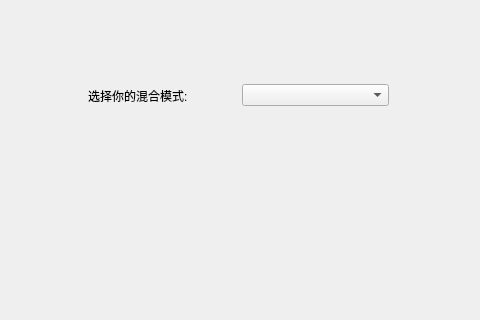
The window that ImageWithUI/BlendWindow.ui (Obj4ct/ImageWithUI) describes before a commit, drawn with Qt 5; both pictures show x 582 to 1062 and y 225 to 545 of the 1062 by 748 pixel window.
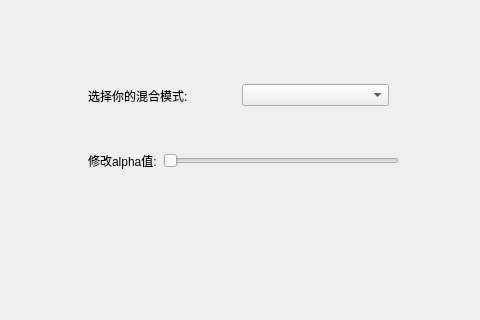
The same window after the commit.

Diff of the .ui file:
```diff
--- a/ImageWithUI/BlendWindow.ui
+++ b/ImageWithUI/BlendWindow.ui
@@ -113,6 +113,32 @@
     </item>
    </layout>
   </widget>
+  <widget class="QWidget" name="widget_select_alpha" native="true">
+   <property name="geometry">
+    <rect>
+     <x>670</x>
+     <y>360</y>
+     <width>311</width>
+     <height>51</height>
+    </rect>
+   </property>
+   <layout class="QHBoxLayout" name="horizontalLayout_3">
+    <item>
+     <widget class="QLabel" name="label_2">
+      <property name="text">
+       <string>修改alpha值:</string>
+      </property>
+     </widget>
+    </item>
+    <item>
+     <widget class="QSlider" name="horizontalSlider_alpha">
+      <property name="orientation">
+       <enum>Qt::Horizontal</enum>
+      </property>
+     </widget>
+    </item>
+   </layout>
+  </widget>
  </widget>
  <resources/>
  <connections/>
```
